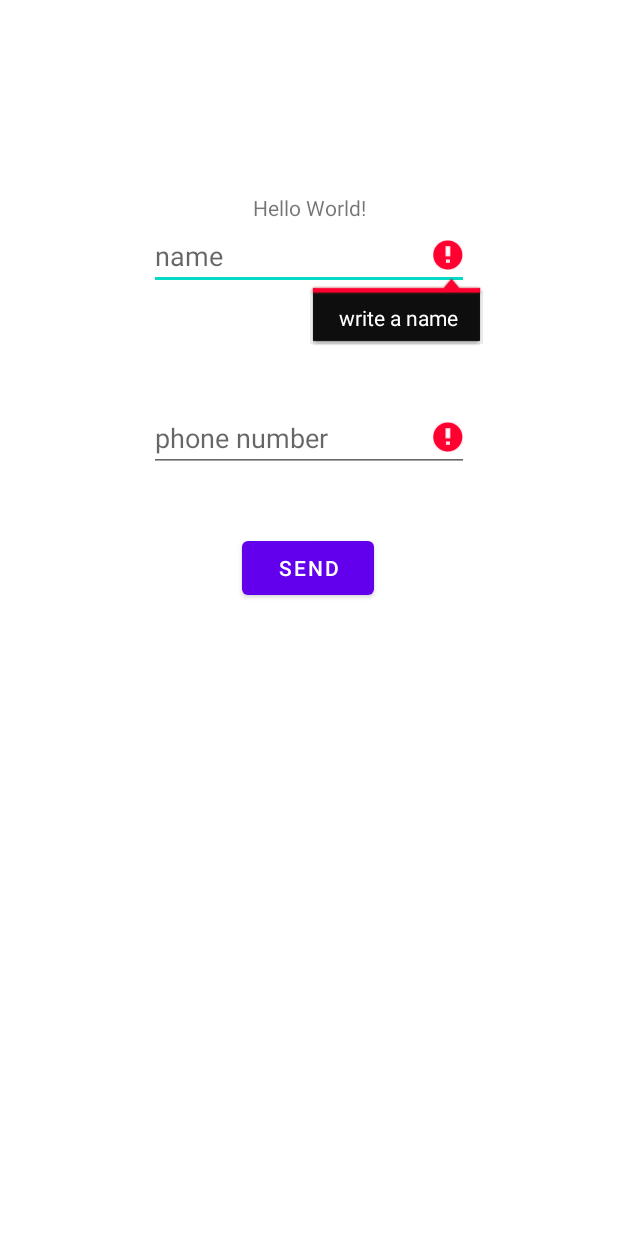
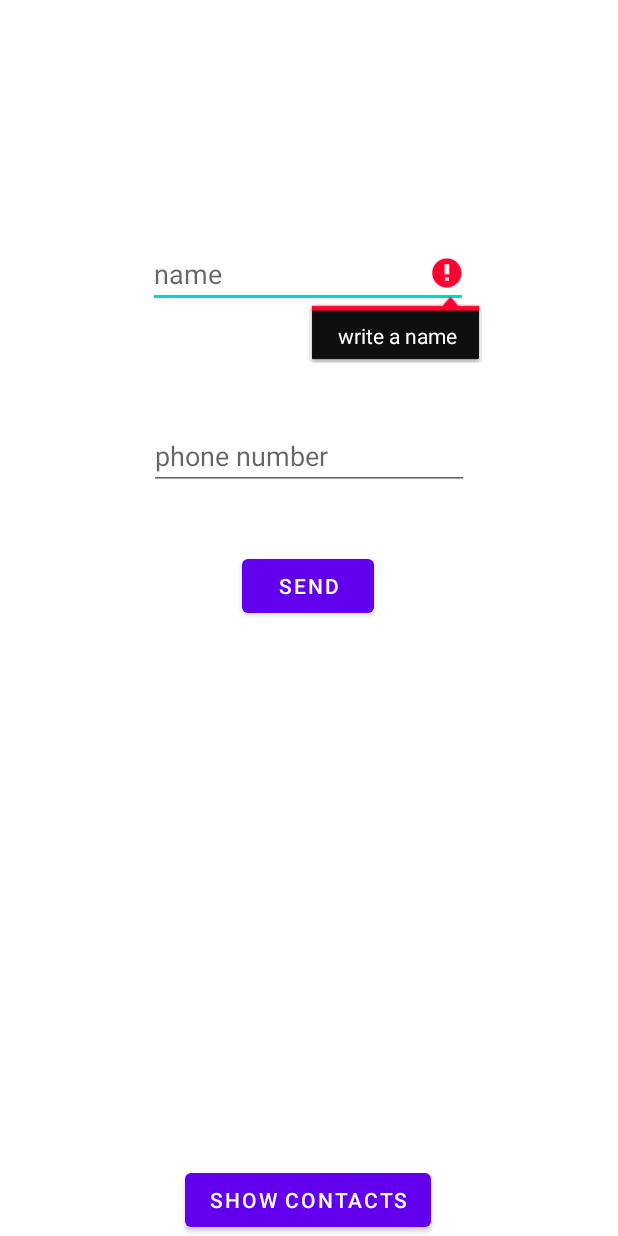
Before and after one commit to maxix28/first_firebase, an Android app: the screen it shows after launch (MainActivity), after a tap on "SEND", on a phone screen of 412 x 824 dp. Run offline under Robolectric (Android 15) with nearby library versions, the phone set to English and light mode, and no system bars; our stand-ins replace Firebase (no records; nobody signed in at launch, a user with empty details on screens opened directly), navigation-ui.

Commit message:
fetch data

```diff
--- a/app/src/main/AndroidManifest.xml
+++ b/app/src/main/AndroidManifest.xml
@@ -12,6 +12,9 @@
         android:theme="@style/Theme.Firebase1"
         tools:targetApi="31">
         <activity
+            android:name=".show_activity"
+            android:exported="false" />
+        <activity
             android:name=".MainActivity"
             android:exported="true">
             <intent-filter>
--- a/app/src/main/java/com/example/firebase1/MainActivity.kt
+++ b/app/src/main/java/com/example/firebase1/MainActivity.kt
@@ -1,5 +1,6 @@
 package com.example.firebase1
 
+import android.content.Intent
 import androidx.appcompat.app.AppCompatActivity
 import android.os.Bundle
 import android.widget.Toast
@@ -22,22 +23,35 @@ class MainActivity : AppCompatActivity() {
         binding.sendBNT.setOnClickListener {
             saveData()
         }
+        binding.showList.setOnClickListener {
+            startActivity(Intent(this, show_activity::class.java))
+        }
     }
 
     private fun saveData() {
         val name = binding.name.text.toString()
         val phone = binding.ph.text.toString()
-        if (name.isEmpty())binding.name.error=" write a name"
-        if (phone.isEmpty())binding.ph.error=" write a phone number"
-        val contactID=firebaceRef.push().key!!
-        val contacts= Contacts(contactID,name,phone)
-        firebaceRef.child(contactID).setValue(contacts)
-            .addOnCompleteListener{
-                Toast.makeText(this,"data stored successfully",Toast.LENGTH_SHORT).show()
-            }
-            .addOnFailureListener {
-                Toast.makeText(this,"error ${it.message}",Toast.LENGTH_SHORT).show()
+        if (name.isEmpty()){
+            binding.name.error=" write a name"
+            Toast.makeText(this, "NNNNNAMMMEEEEEEEE", Toast.LENGTH_SHORT).show()
 
-            }
+        }
+        else if (phone.isEmpty()) {
+            binding.ph.error = " write a phone number"
+            Toast.makeText(this, "PHOOONEEEE", Toast.LENGTH_SHORT).show()
+
+
+        } else if(!name.isEmpty()&&!phone.isEmpty()) {
+            val contactID = firebaceRef.push().key!!
+            val contacts = Contacts(contactID, name, phone)
+            firebaceRef.child(contactID).setValue(contacts)
+                .addOnCompleteListener {
+                    Toast.makeText(this, "data stored successfully", Toast.LENGTH_SHORT).show()
+                }
+                .addOnFailureListener {
+                    Toast.makeText(this, "error ${it.message}", Toast.LENGTH_SHORT).show()
+
+                }
+        }
     }
 }
--- a/app/src/main/res/layout/activity_main.xml
+++ b/app/src/main/res/layout/activity_main.xml
@@ -5,17 +5,6 @@
     android:layout_width="match_parent"
     android:layout_height="match_parent"
     tools:context=".MainActivity">
-
-    <TextView
-        android:id="@+id/hello"
-        android:layout_width="wrap_content"
-        android:layout_height="wrap_content"
-        android:text="Hello World!"
-        app:layout_constraintBottom_toBottomOf="parent"
-        app:layout_constraintEnd_toEndOf="parent"
-        app:layout_constraintStart_toStartOf="parent"
-        app:layout_constraintTop_toTopOf="parent"
-        app:layout_constraintVertical_bias="0.16" />
 
     <Button
         android:id="@+id/sendBNT"
@@ -33,12 +22,14 @@
         android:id="@+id/name"
         android:layout_width="wrap_content"
         android:layout_height="wrap_content"
+        android:layout_marginTop="160dp"
         android:ems="10"
         android:hint="name"
         android:inputType="textPersonName"
         app:layout_constraintEnd_toEndOf="parent"
+        app:layout_constraintHorizontal_bias="0.497"
         app:layout_constraintStart_toStartOf="parent"
-        app:layout_constraintTop_toBottomOf="@+id/hello" />
+        app:layout_constraintTop_toTopOf="parent" />
 
     <EditText
         android:id="@+id/ph"
@@ -52,5 +43,15 @@
         app:layout_constraintStart_toStartOf="parent"
         app:layout_constraintTop_toBottomOf="@+id/name" />
 
+    <Button
+        android:id="@+id/showList"
+        android:layout_width="wrap_content"
+        android:layout_height="wrap_content"
+        android:text="Show contacts"
+        app:layout_constraintBottom_toBottomOf="parent"
+        app:layout_constraintEnd_toEndOf="parent"
+        app:layout_constraintHorizontal_bias="0.497"
+        app:layout_constraintStart_toStartOf="parent" />
+
 
 </androidx.constraintlayout.widget.ConstraintLayout>
```
Also changed, not shown: app/src/main/java/com/example/firebase1/adapter/RvContactsAdapter.kt (added, +32 -0 lines), app/src/main/java/com/example/firebase1/show_activity.kt (added, +49 -0 lines), app/src/main/res/layout/activity_show.xml (added, +20 -0 lines), app/src/main/res/layout/rv_contact_item.xml (added, +42 -0 lines).
